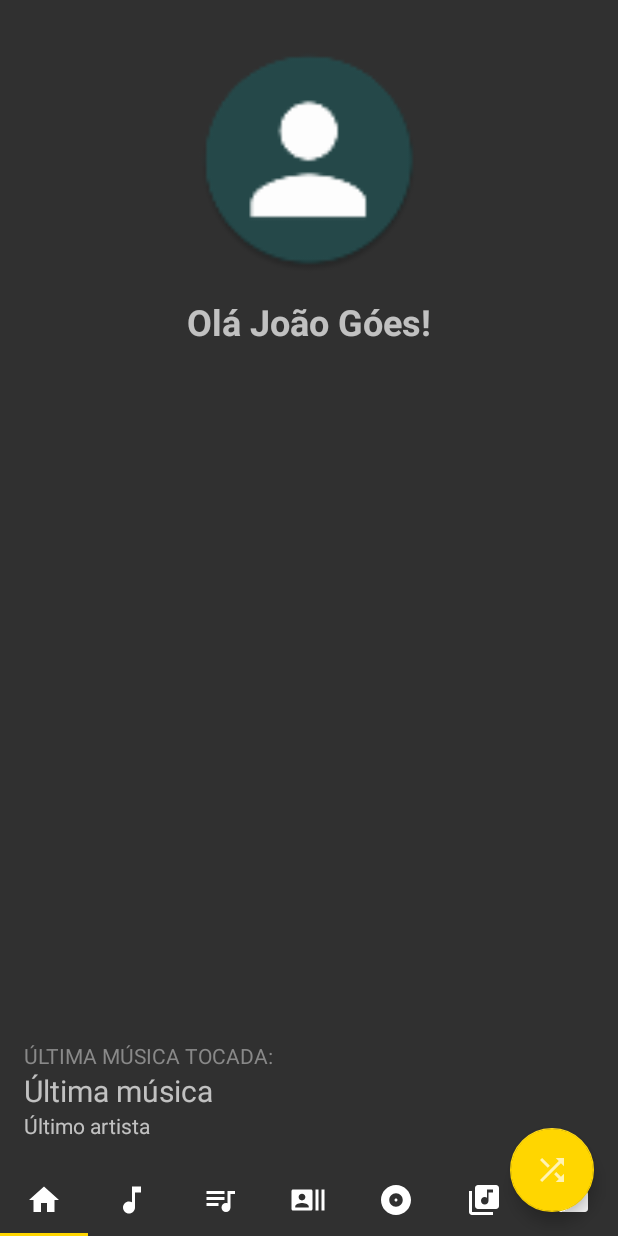
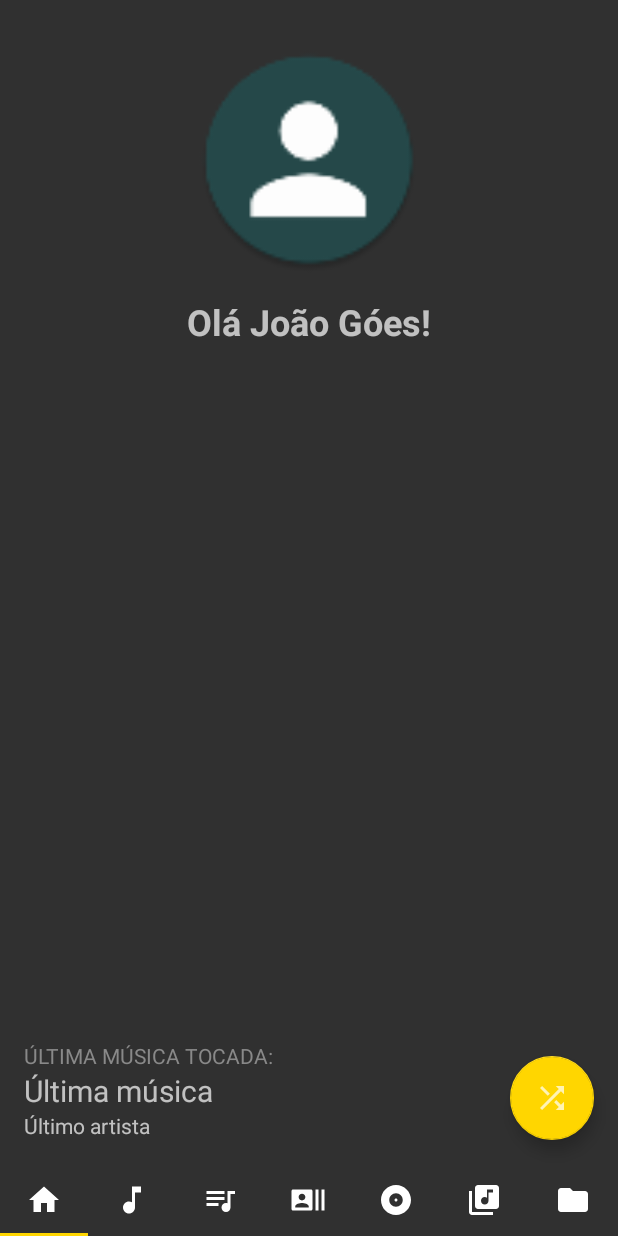
Before and after one commit to joaogoes1/goes-player, an Android app: the screen it shows after launch (MainActivity), on a phone screen of 412 x 824 dp. Run offline under Robolectric (Android 15) with nearby library versions, the phone set to English and light mode, and no system bars; our stand-ins replace Room's generated code, data binding.

```diff
--- a/app/src/main/kotlin/com/goestech/goesplayer/view/home/HomeFragment.kt
+++ b/app/src/main/kotlin/com/goestech/goesplayer/view/home/HomeFragment.kt
@@ -39,7 +39,6 @@ class HomeFragment : Fragment() {
                 4 -> R.drawable.ic_album
                 5 -> R.drawable.ic_genre
                 6 -> R.drawable.ic_folder
-                7 -> R.drawable.ic_profile
                 else -> R.drawable.ic_home
             }
             tab.icon = ContextCompat.getDrawable(requireContext(), icon)
--- a/app/src/main/kotlin/com/goestech/goesplayer/view/home/HomeFragmentViewPagerAdapter.kt
+++ b/app/src/main/kotlin/com/goestech/goesplayer/view/home/HomeFragmentViewPagerAdapter.kt
@@ -8,7 +8,6 @@ import com.goestech.goesplayer.view.home.folder.FolderFragment
 import com.goestech.goesplayer.view.home.gender.GenderFragment
 import com.goestech.goesplayer.view.home.music.MusicFragment
 import com.goestech.goesplayer.view.home.playlist.PlaylistFragment
-import com.goestech.goesplayer.view.home.profile.ProfileFragment
 import com.goestech.goesplayer.view.home.welcome.WelcomeFragment
 
 class HomeFragmentViewPagerAdapter(fragment: Fragment) : FragmentStateAdapter(fragment) {
@@ -24,7 +23,6 @@ class HomeFragmentViewPagerAdapter(fragment: Fragment) : FragmentStateAdapter(fr
             4 -> AlbumFragment()
             5 -> GenderFragment()
             6 -> FolderFragment()
-            7 -> ProfileFragment()
             else -> WelcomeFragment()
         }
 }
--- a/app/src/main/res/layout/home_fragment.xml
+++ b/app/src/main/res/layout/home_fragment.xml
@@ -33,6 +33,6 @@
             android:src="@drawable/ic_shuffle"
             android:background="@color/colorAccent"
             app:layout_constraintEnd_toEndOf="parent"
-            app:layout_constraintBottom_toBottomOf="parent" />
+            app:layout_constraintBottom_toTopOf="@id/tab_layout" />
     </androidx.constraintlayout.widget.ConstraintLayout>
 </layout>
```
Also changed, not shown: app/src/main/kotlin/com/goestech/goesplayer/view/home/profile/ProfileFragment.kt (deleted, +0 -10 lines).
